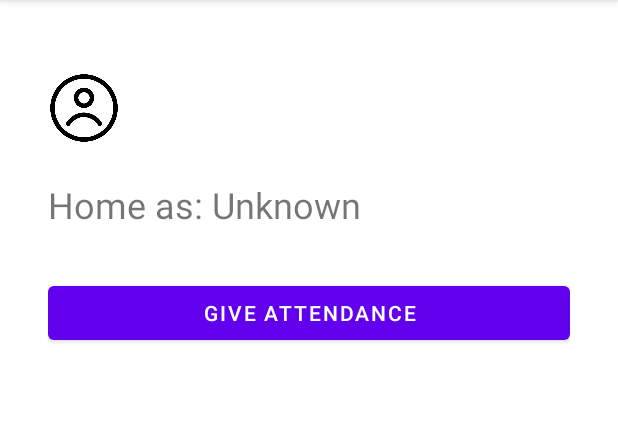
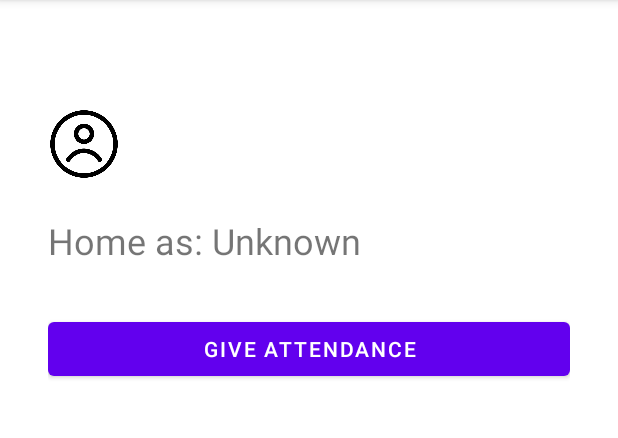
Before and after one commit to GunaSripuram7/SVCE-Attendance-prototype, an Android app: the HomeActivity screen opened directly, with no data from a screen before it, on a phone screen of 412 x 824 dp, the part 84-522 px from its top. Run offline under Robolectric (Android 15) with nearby library versions, the phone set to English and light mode, and no system bars; libraries missing offline, so code that uses them is left out: com.opencsv.

Commit message:
fixed top part visibility issues in home screen, session detail, attendance_activity xml pages

```diff
--- a/app/src/main/res/layout/activity_attendance.xml
+++ b/app/src/main/res/layout/activity_attendance.xml
@@ -4,7 +4,11 @@
     android:layout_width="match_parent"
     android:layout_height="match_parent"
     android:orientation="vertical"
-    android:padding="16dp">
+    android:paddingLeft="16dp"
+    android:paddingRight="16dp"
+    android:paddingBottom="16dp"
+    android:paddingTop="?attr/actionBarSize"
+    android:fitsSystemWindows="true">
 
     <!-- BLE Code Entry Container -->
     <LinearLayout
--- a/app/src/main/res/layout/activity_home.xml
+++ b/app/src/main/res/layout/activity_home.xml
@@ -4,7 +4,13 @@
     xmlns:app="http://schemas.android.com/apk/res-auto"
     android:layout_width="match_parent"
     android:layout_height="match_parent"
-    android:padding="32dp">
+    android:paddingLeft="32dp"
+    android:paddingRight="32dp"
+    android:paddingBottom="32dp"
+    android:paddingTop="?attr/actionBarSize"
+    android:fitsSystemWindows="true"
+
+    >
 
     <!-- Profile Image at Top-Left -->
     <ImageView
```
Also changed, not shown: app/src/main/res/layout/activity_session_detail.xml (+7 -2 lines).
